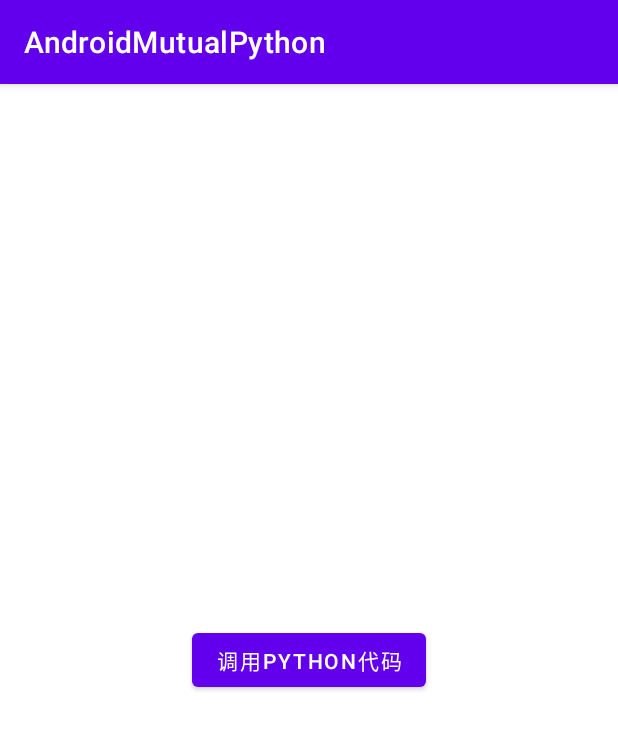
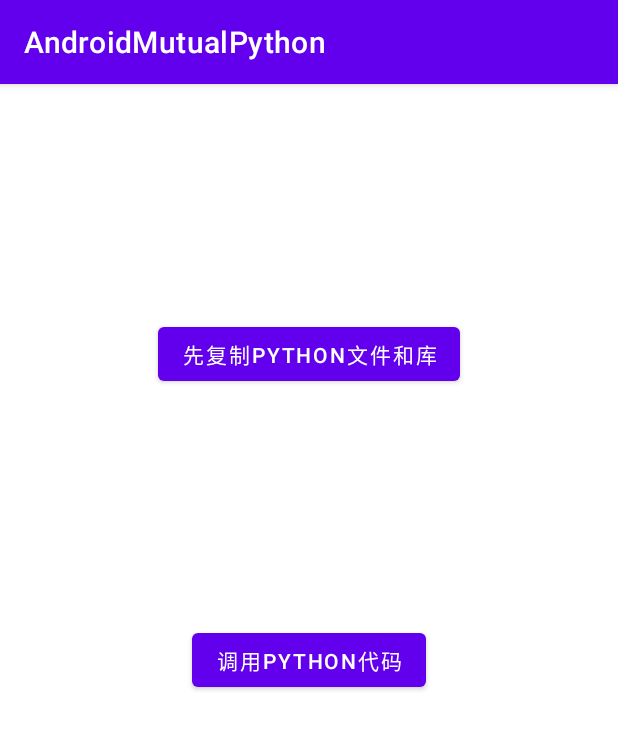
Before and after one commit to lz-ang/AndroidMutualPython, an Android app: the screen it shows after launch (MainActivity), on a phone screen of 412 x 824 dp. Shown: the top 729 px of the screen. Run offline under Robolectric (Android 15) with nearby library versions, the phone set to English and light mode, and no system bars.

Commit message:
修复python回调Java报错问题

```diff
--- a/app/src/main/res/layout/activity_main.xml
+++ b/app/src/main/res/layout/activity_main.xml
@@ -7,10 +7,22 @@
     tools:context=".MainActivity">
 
     <Button
+        android:id="@+id/button"
         android:layout_width="wrap_content"
         android:layout_height="wrap_content"
+        android:onClick="click2"
+        android:text="先复制Python文件和库"
+        app:layout_constraintBottom_toTopOf="@+id/button2"
+        app:layout_constraintLeft_toLeftOf="parent"
+        app:layout_constraintRight_toRightOf="parent"
+        app:layout_constraintTop_toTopOf="parent" />
+
+    <Button
+        android:id="@+id/button2"
+        android:layout_width="wrap_content"
+        android:layout_height="wrap_content"
+        android:onClick="click"
         android:text="调用Python代码"
-        android:onClick="click"
         app:layout_constraintBottom_toBottomOf="parent"
         app:layout_constraintLeft_toLeftOf="parent"
         app:layout_constraintRight_toRightOf="parent"
```
Also changed, not shown: app/src/main/java/com/ang/androidmutualpython/MainActivity.java (+15 -12 lines).
